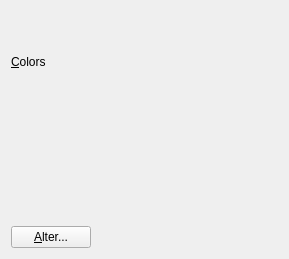
The window that src/frontends/qt4/ui/QPrefColorsUi.ui (cburschka/lyx) describes before a commit, drawn with Qt 5.
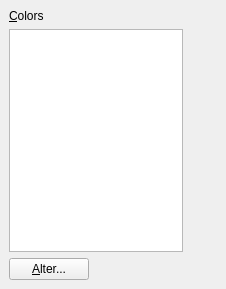
The same window after the commit. Custom widgets are drawn as their Qt base class.

Diff of the .ui file:
```diff
--- a/src/frontends/qt4/ui/QPrefColorsUi.ui
+++ b/src/frontends/qt4/ui/QPrefColorsUi.ui
@@ -8,55 +8,50 @@
    <rect>
     <x>0</x>
     <y>0</y>
-    <width>289</width>
-    <height>259</height>
+    <width>226</width>
+    <height>289</height>
    </rect>
   </property>
   <property name="windowTitle" >
    <string/>
   </property>
-  <layout class="QHBoxLayout" >
+  <layout class="QGridLayout" >
    <property name="margin" >
-    <number>11</number>
+    <number>9</number>
    </property>
    <property name="spacing" >
     <number>6</number>
    </property>
-   <item>
-    <layout class="QVBoxLayout" >
-     <property name="margin" >
-      <number>0</number>
+   <item rowspan="3" row="0" column="1" >
+    <spacer>
+     <property name="orientation" >
+      <enum>Qt::Horizontal</enum>
      </property>
-     <property name="spacing" >
-      <number>6</number>
+     <property name="sizeType" >
+      <enum>QSizePolicy::Expanding</enum>
      </property>
-     <item>
+     <property name="sizeHint" >
+      <size>
+       <width>116</width>
+       <height>271</height>
+      </size>
+     </property>
+    </spacer>
+   </item>
+   <item row="0" column="0" >
       <widget class="QLabel" name="lyxObjectsLA" >
        <property name="text" >
         <string>&amp;Colors</string>
        </property>
        <property name="buddy" >
-        <cstring>lyxObjectsLB</cstring>
+      <cstring>lyxObjectsLW</cstring>
        </property>
       </widget>
      </item>
-     <item>
-      <widget class="Q3ListBox" name="lyxObjectsLB" >
-       <property name="resizePolicy" >
-        <enum>Q3ScrollView::AutoOneFit</enum>
-       </property>
-       <property name="vScrollBarMode" >
-        <enum>Q3ScrollView::AlwaysOn</enum>
-       </property>
-       <property name="hScrollBarMode" >
-        <enum>Q3ScrollView::AlwaysOff</enum>
-       </property>
-       <property name="columnMode" >
-        <enum>Q3ListBox::FitToHeight</enum>
-       </property>
-      </widget>
-     </item>
-     <item>
+   <item row="1" column="0" >
+    <widget class="QListWidget" name="lyxObjectsLW" />
+   </item>
+   <item row="2" column="0" >
       <layout class="QHBoxLayout" >
        <property name="margin" >
         <number>0</number>
@@ -90,35 +85,8 @@
       </layout>
      </item>
     </layout>
-   </item>
-   <item>
-    <spacer>
-     <property name="orientation" >
-      <enum>Qt::Horizontal</enum>
-     </property>
-     <property name="sizeType" >
-      <enum>QSizePolicy::Expanding</enum>
-     </property>
-     <property name="sizeHint" >
-      <size>
-       <width>20</width>
-       <height>20</height>
-      </size>
-     </property>
-    </spacer>
-   </item>
-  </layout>
  </widget>
  <pixmapfunction>qPixmapFromMimeSource</pixmapfunction>
- <customwidgets>
-  <customwidget>
-   <class>Q3ListBox</class>
-   <extends></extends>
-   <header>q3listbox.h</header>
-   <container>0</container>
-   <pixmap></pixmap>
-  </customwidget>
- </customwidgets>
  <resources/>
  <connections/>
 </ui>
```
Lines whose indentation alone changed are shown as unchanged.
